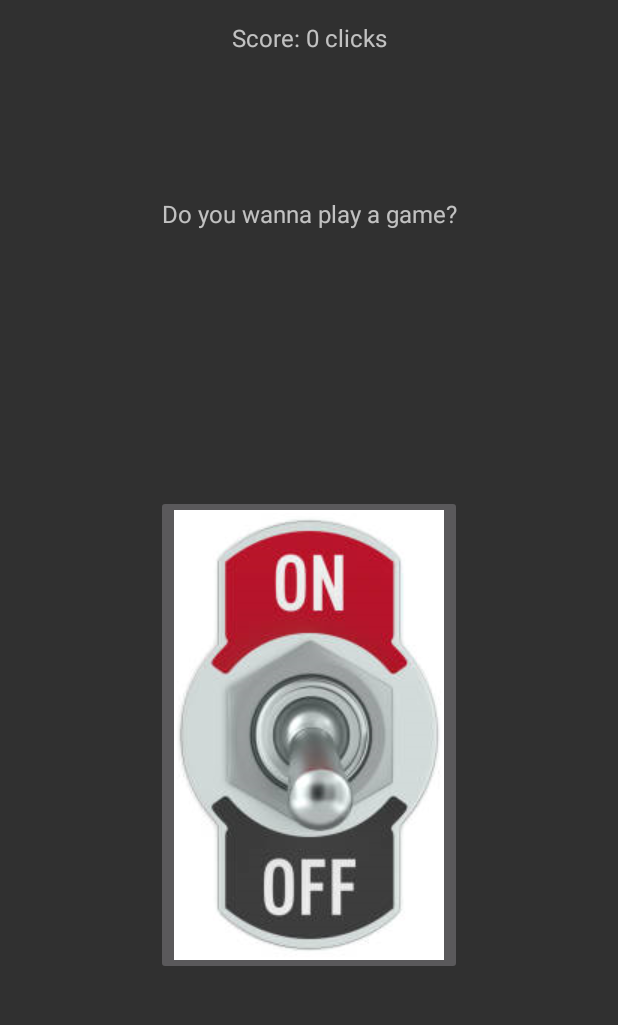
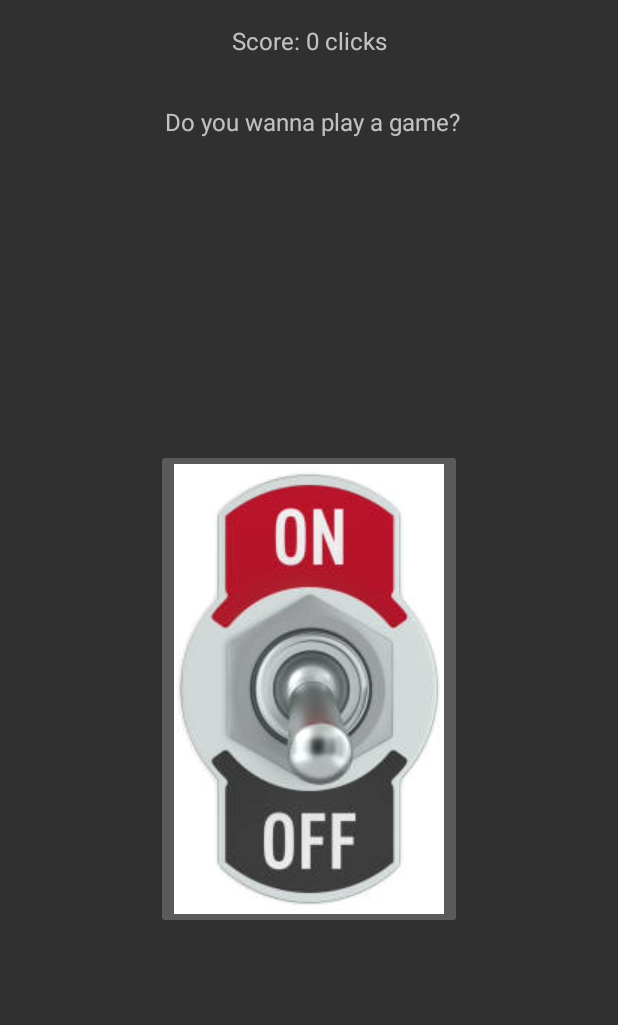
Before and after one commit to MarcelQ5/UselessMachine, an Android app: the screen it shows after launch (NormalMode), after a tap on "NORMAL MODE", on a phone screen of 412 x 824 dp, the part 84-1109 px from its top. Run offline under Robolectric (Android 15) with nearby library versions, the phone set to English and light mode, and no system bars.

Commit message:
fixed alignment and buttonClickListeners

```diff
--- a/app/src/main/java/de/thu/uselessmachine/MainActivity.java
+++ b/app/src/main/java/de/thu/uselessmachine/MainActivity.java
@@ -8,6 +8,7 @@
 import android.view.Menu;
 import android.view.MenuItem;
 import android.view.View;
+import android.widget.Button;
 
 public class MainActivity extends AppCompatActivity {
 
@@ -15,25 +16,38 @@
     protected void onCreate(Bundle savedInstanceState) {
         super.onCreate(savedInstanceState);
         setContentView(R.layout.activity_main);
-        Toolbar toolbar = (Toolbar) findViewById(R.id.toolbarMain);
+        findViewById(R.id.normalModeButton).setOnClickListener(v -> {
+            Intent intent = new Intent(MainActivity.this, NormalMode.class);
+            startActivity(intent);
+        });
+        findViewById(R.id.xtremeModeButton).setOnClickListener(v -> {
+            Intent intent = new Intent(MainActivity.this, XtremeMode.class);
+            startActivity(intent);
+        });
+        findViewById(R.id.scoreboardButton).setOnClickListener(v -> {
+            Intent intent = new Intent(MainActivity.this, Scoreboard.class);
+            startActivity(intent);
+        });
+
+        Toolbar toolbar = findViewById(R.id.toolbarMain);
         setSupportActionBar(toolbar);
     }
 
 
-    public void onNormalModeButtonClicked(View view) {
-        Intent intent = new Intent(this, NormalMode.class);
-        startActivity(intent);
-    }
+    //public void onNormalModeButtonClicked(View view) {
+    //    Intent intent = new Intent(this, NormalMode.class);
+    //    startActivity(intent);
+    //}
 
-    public void onXtremeModeButtonClicked(View view) {
-        Intent intent = new Intent(this, XtremeMode.class);
-        startActivity(intent);
-    }
+    //public void onXtremeModeButtonClicked(View view) {
+    //    Intent intent = new Intent(this, XtremeMode.class);
+    //    startActivity(intent);
+    //}
 
-    public void onScoreboardButtonClicked(View view) {
-        Intent intent = new Intent(this, Scoreboard.class);
-        startActivity(intent);
-    }
+    //public void onScoreboardButtonClicked(View view) {
+    //    Intent intent = new Intent(this, Scoreboard.class);
+    //    startActivity(intent);
+    //}
 
     @Override
     public boolean onCreateOptionsMenu(Menu menu) {
--- a/app/src/main/java/de/thu/uselessmachine/NormalMode.java
+++ b/app/src/main/java/de/thu/uselessmachine/NormalMode.java
@@ -9,7 +9,6 @@
 import android.content.Context;
 import android.content.Intent;
 import android.content.SharedPreferences;
-import android.media.MediaPlayer;
 import android.os.Build;
 import android.os.Bundle;
 import android.os.VibrationEffect;
@@ -25,6 +24,7 @@
 public class NormalMode extends AppCompatActivity {
     private boolean isOn = false;
     private ShareActionProvider shareActionProvider;
+    TextView scoretext;
     SharedPreferences prefs;
     int scoreNormal;
 
@@ -40,9 +40,34 @@
             getSupportActionBar().setDisplayShowHomeEnabled(true);
         }
         scoreNormal = prefs.getInt("scoreNormal", 0);
-        TextView score = findViewById(R.id.displayScoreNormal);
-        score.setText(String.format(getString(R.string.score), scoreNormal));
-        score.invalidate();
+        scoretext = findViewById(R.id.displayScoreNormal);
+        scoretext.setText(String.format(getString(R.string.score), scoreNormal));
+        scoretext.invalidate();
+        findViewById(R.id.switchButtonNormal).setOnClickListener(l -> {
+            ImageButton switchButton = findViewById(R.id.switchButtonNormal);
+            Vibrator v = (Vibrator) getSystemService(Context.VIBRATOR_SERVICE);
+            if (!isOn) {
+                isOn = true;
+                TextView quote = findViewById(R.id.quoteNormal);
+                switchButton.setImageResource(R.drawable.switch_on);
+                if (Build.VERSION.SDK_INT >= Build.VERSION_CODES.O) {
+                    v.vibrate(VibrationEffect.createOneShot(500, VibrationEffect.DEFAULT_AMPLITUDE));
+                    Log.d("Vibrate", "Vibration!");
+                } else {
+                    v.vibrate(500);
+                    Log.d("Vibrate", "Vibration!");
+                }
+                final long waitTime = (long) (1500 * Math.random());
+                switchButton.postDelayed(() -> {
+
+                    switchButton.setImageResource(R.drawable.switch_off);
+                    quote.setText(getRandomQuote());
+                }, waitTime);
+                isOn = false;
+                scoreNormal++;
+                scoretext.setText(String.format(getString(R.string.score), scoreNormal));
+            }
+        });
     }
 
     @Override
--- a/app/src/main/res/layout/activity_normal_mode.xml
+++ b/app/src/main/res/layout/activity_normal_mode.xml
@@ -10,44 +10,39 @@
         android:id="@+id/toolbarNormal"
         android:layout_width="match_parent"
         android:layout_height="wrap_content"
-        android:layout_marginBottom="14dp"
         android:background="?attr/colorPrimary"
         android:minHeight="?attr/actionBarSize"
         android:theme="?attr/actionBarTheme"
         android:visibility="visible"
-        app:layout_constraintBottom_toTopOf="@+id/displayScoreNormal"
         app:layout_constraintEnd_toEndOf="parent"
         app:layout_constraintStart_toStartOf="parent"
         app:layout_constraintTop_toTopOf="parent" />
 
     <TextView
         android:id="@+id/displayScoreNormal"
-        android:layout_width="0dp"
-        android:layout_height="0dp"
+        android:layout_width="wrap_content"
+        android:layout_height="wrap_content"
         android:layout_marginStart="100dp"
-        android:layout_marginTop="70dp"
+        android:layout_marginTop="16dp"
         android:layout_marginEnd="100dp"
-        android:layout_marginBottom="30dp"
         android:textAlignment="center"
         android:textSize="16sp"
-        app:layout_constraintBottom_toTopOf="@+id/quoteNormal"
         app:layout_constraintEnd_toEndOf="parent"
         app:layout_constraintStart_toStartOf="parent"
-        app:layout_constraintTop_toTopOf="parent" />
+        app:layout_constraintTop_toBottomOf="@+id/toolbarNormal" />
 
     <TextView
         android:id="@+id/quoteNormal"
         android:layout_width="200dp"
         android:layout_height="100dp"
-        android:layout_marginTop="150dp"
-        android:layout_marginBottom="500dp"
+        android:layout_marginTop="32dp"
         android:text="@string/play_question"
         android:textAlignment="center"
         android:textSize="16sp"
-        app:layout_constraintBottom_toBottomOf="parent"
         app:layout_constraintEnd_toEndOf="parent"
+        app:layout_constraintHorizontal_bias="0.511"
         app:layout_constraintStart_toStartOf="parent"
-        app:layout_constraintTop_toTopOf="parent" />
+        app:layout_constraintTop_toBottomOf="@+id/displayScoreNormal" />
 
     <ImageButton
         android:id="@+id/switchButtonNormal"
@@ -58,7 +53,6 @@
         android:layout_marginEnd="105dp"
         android:layout_marginBottom="100dp"
         android:contentDescription="@string/main_switch"
-        android:onClick="onMainSwitchNormalClicked"
         app:layout_constraintBottom_toBottomOf="parent"
         app:layout_constraintEnd_toEndOf="parent"
         app:layout_constraintStart_toStartOf="parent"
```
Also changed, not shown: app/src/main/java/de/thu/uselessmachine/XtremeMode.java (+37 -39 lines), app/src/main/res/layout/activity_main.xml (+0 -18 lines), app/src/main/res/layout/activity_scoreboard.xml (+3 -5 lines).
